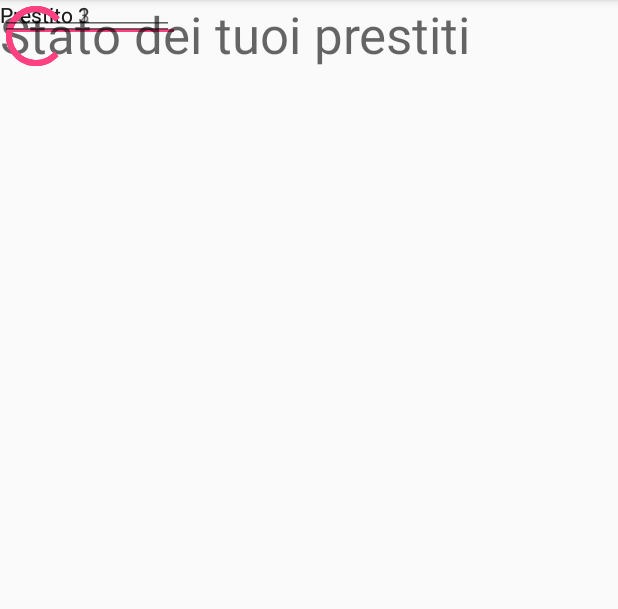
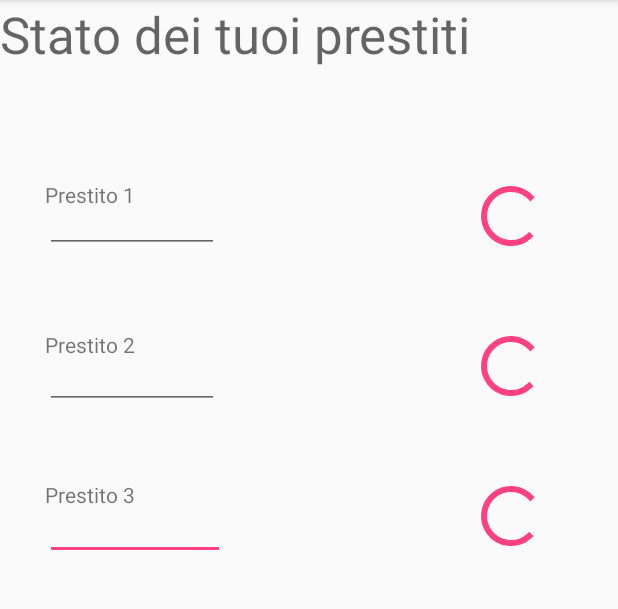
Before and after one commit to Colo27/BibliotecaUni, an Android app: the PrestitiActivity screen opened directly, with no data from a screen before it, on a phone screen of 412 x 824 dp, the part 84-693 px from its top. Run offline under Robolectric (Android 15) with nearby library versions, the phone set to English and light mode, and no system bars.

Commit message:
MANNAGGIA ELI NON USARE I TOOLS

```diff
--- a/app/src/main/res/layout/activity_statoprestiti.xml
+++ b/app/src/main/res/layout/activity_statoprestiti.xml
@@ -1,5 +1,6 @@
 <?xml version="1.0" encoding="utf-8"?>
 <android.support.constraint.ConstraintLayout
+    xmlns:app="http://schemas.android.com/apk/res-auto"
     xmlns:android="http://schemas.android.com/apk/res/android"
     xmlns:tools="http://schemas.android.com/tools"
     android:layout_width="match_parent"
@@ -11,8 +12,10 @@
         android:layout_height="28dp"
         android:ems="10"
         android:inputType="date"
-        tools:layout_editor_absoluteX="33dp"
-        tools:layout_editor_absoluteY="353dp" />
+        app:layout_constraintLeft_toLeftOf="parent"
+        app:layout_constraintTop_toTopOf="parent"
+        android:layout_marginTop="345dp"
+        android:layout_marginLeft="30dp" />
 
     <TextView
         android:id="@+id/textView3"
@@ -20,32 +23,40 @@
         android:layout_height="wrap_content"
         android:text="Stato dei tuoi prestiti"
         android:textAppearance="@style/TextAppearance.AppCompat.Display1"
-        tools:layout_editor_absoluteX="33dp"
-        tools:layout_editor_absoluteY="32dp" />
+         />
 
     <TextView
         android:id="@+id/textView4"
-        android:layout_width="wrap_content"
-        android:layout_height="wrap_content"
+        android:layout_width="70dp"
+        android:layout_height="20dp"
         android:text="Prestito 1"
-        tools:layout_editor_absoluteX="33dp"
-        tools:layout_editor_absoluteY="122dp" />
+        app:layout_constraintLeft_toLeftOf="parent"
+        app:layout_constraintTop_toTopOf="parent"
+        android:layout_marginTop="120dp"
+        android:layout_marginLeft="30dp" />
 
     <TextView
         android:id="@+id/textView7"
-        android:layout_width="wrap_content"
-        android:layout_height="wrap_content"
+        android:layout_width="70dp"
+        android:layout_height="20dp"
         android:text="Prestito 2"
-        tools:layout_editor_absoluteX="33dp"
-        tools:layout_editor_absoluteY="217dp" />
+        app:layout_constraintLeft_toLeftOf="parent"
+        app:layout_constraintTop_toTopOf="parent"
+        android:layout_marginTop="220dp"
+        android:layout_marginLeft="30dp"
+
+        />
 
     <TextView
         android:id="@+id/textView8"
-        android:layout_width="wrap_content"
-        android:layout_height="wrap_content"
+        android:layout_width="70dp"
+        android:layout_height="20dp"
         android:text="Prestito 3"
-        tools:layout_editor_absoluteX="33dp"
-        tools:layout_editor_absoluteY="323dp" />
+        app:layout_constraintLeft_toLeftOf="parent"
+        app:layout_constraintTop_toTopOf="parent"
+        android:layout_marginTop="320dp"
+        android:layout_marginLeft="30dp"
+        />
 
     <ProgressBar
         android:id="@+id/progressBar2"
@@ -54,8 +65,10 @@
         android:layout_height="wrap_content"
         android:progressDrawable="@drawable/ic_cached_black_24dp"
         android:progressTint="@android:color/holo_green_light"
-        tools:layout_editor_absoluteX="289dp"
-        tools:layout_editor_absoluteY="122dp" />
+        app:layout_constraintRight_toRightOf="parent"
+        app:layout_constraintTop_toTopOf="parent"
+        android:layout_marginRight="47dp"
+        android:layout_marginTop="120dp" />
 
     <ProgressBar
         android:id="@+id/progressBar3"
@@ -63,8 +76,11 @@
         android:layout_width="wrap_content"
         android:layout_height="wrap_content"
         android:progressTint="@android:color/holo_green_light"
-        tools:layout_editor_absoluteX="289dp"
-        tools:layout_editor_absoluteY="217dp" />
+        app:layout_constraintRight_toRightOf="parent"
+        app:layout_constraintTop_toTopOf="parent"
+        android:layout_marginRight="47dp"
+        android:layout_marginTop="220dp"
+        />
 
     <ProgressBar
         android:id="@+id/progressBar5"
@@ -72,8 +88,11 @@
         android:layout_width="wrap_content"
         android:layout_height="wrap_content"
         android:progressTint="@android:color/holo_green_light"
-        tools:layout_editor_absoluteX="289dp"
-        tools:layout_editor_absoluteY="323dp" />
+        app:layout_constraintRight_toRightOf="parent"
+        app:layout_constraintTop_toTopOf="parent"
+        android:layout_marginRight="47dp"
+        android:layout_marginTop="320dp"
+        />
 
     <EditText
         android:id="@+id/editText2"
@@ -81,8 +100,10 @@
         android:layout_height="23dp"
         android:ems="10"
         android:inputType="date"
-        tools:layout_editor_absoluteX="33dp"
-        tools:layout_editor_absoluteY="148dp" />
+        app:layout_constraintLeft_toLeftOf="parent"
+        app:layout_constraintTop_toTopOf="parent"
+        android:layout_marginTop="145dp"
+        android:layout_marginLeft="30dp" />
 
     <EditText
         android:id="@+id/editText6"
@@ -90,7 +111,9 @@
         android:layout_height="27dp"
         android:ems="10"
         android:inputType="date"
-        tools:layout_editor_absoluteX="33dp"
-        tools:layout_editor_absoluteY="248dp" />
+        app:layout_constraintLeft_toLeftOf="parent"
+        app:layout_constraintTop_toTopOf="parent"
+        android:layout_marginTop="245dp"
+        android:layout_marginLeft="30dp" />
 
 </android.support.constraint.ConstraintLayout>
```
